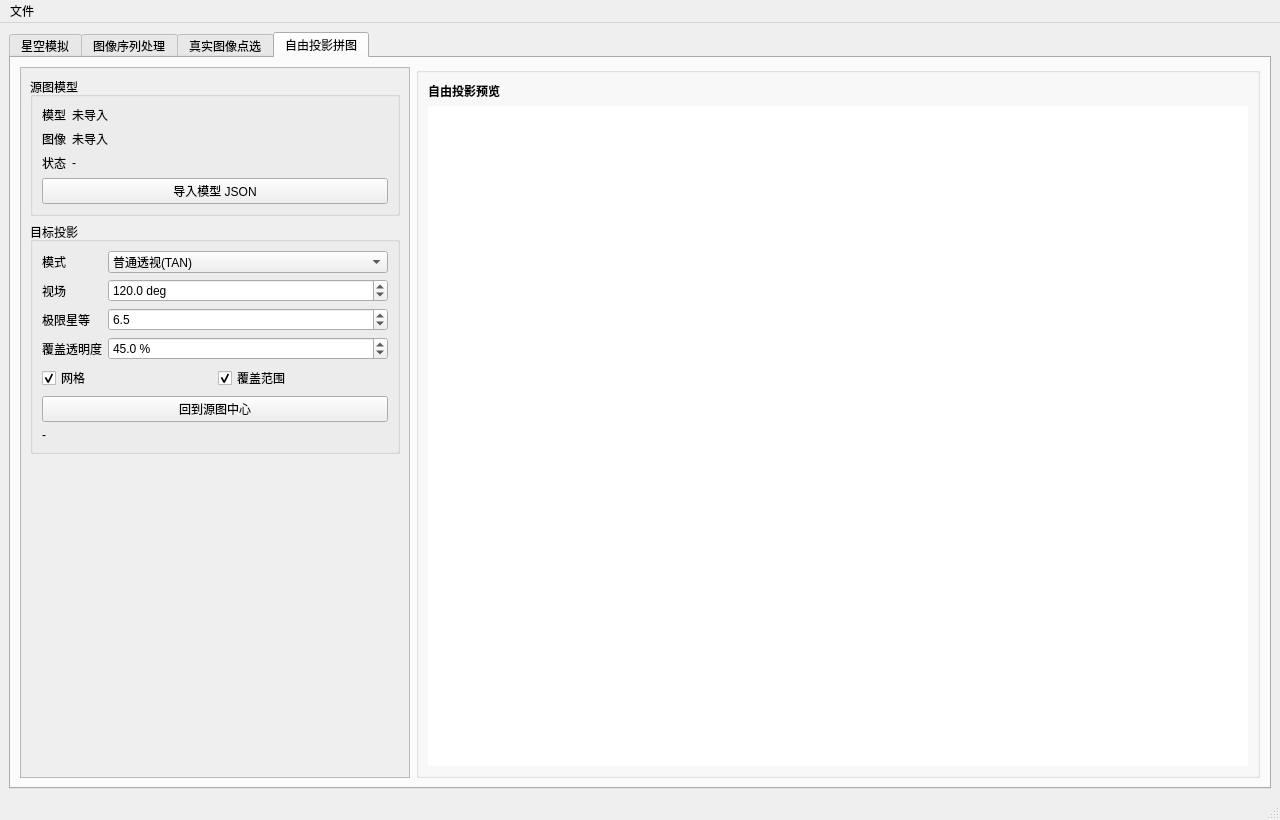
Old version of the form meteoalign/ui/main_window.ui in the repository HG731GZ/HGMeteoTool.
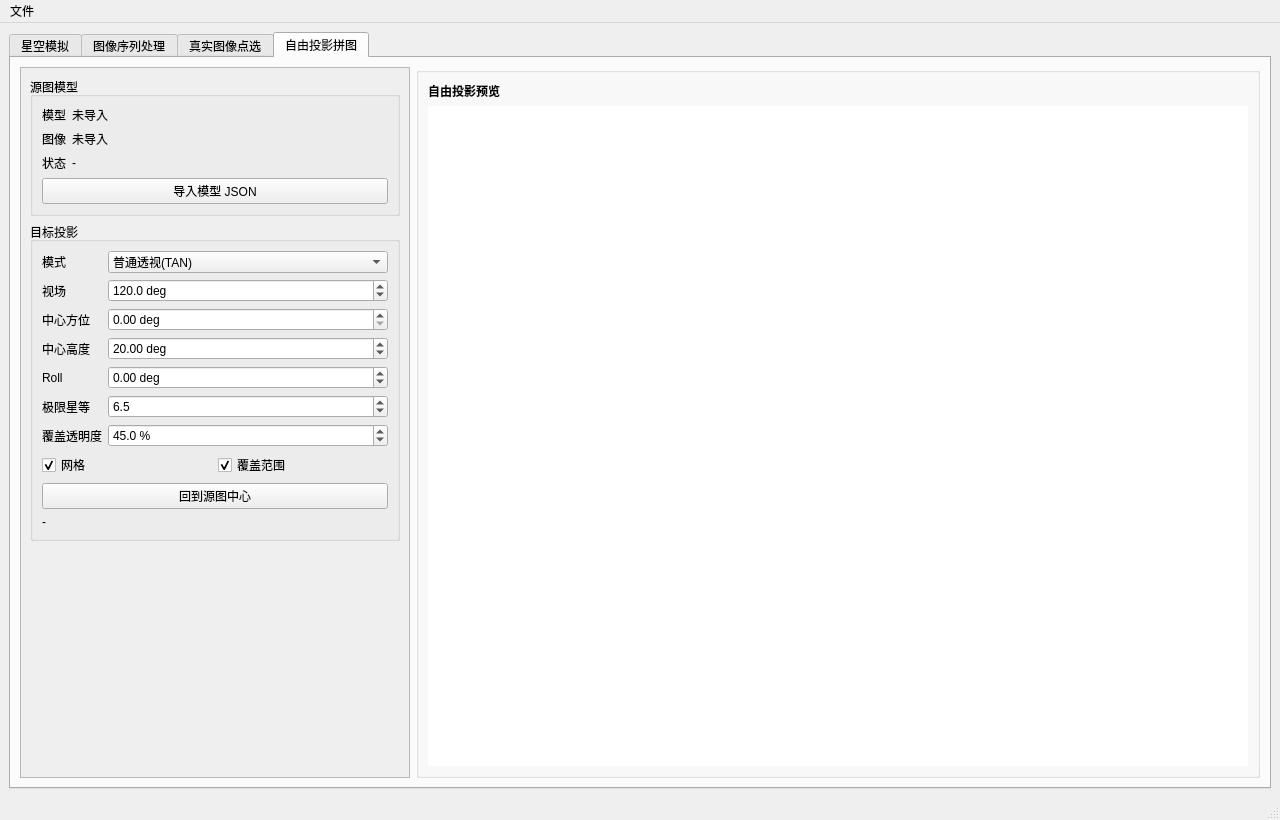
New version of the form. The open tabs and pages were chosen to show the change.

The edit to the form file:
```diff
--- a/meteoalign/ui/main_window.ui
+++ b/meteoalign/ui/main_window.ui
@@ -1827,13 +1827,94 @@
                   </widget>
                  </item>
                  <item row="2" column="0">
+                  <widget class="QLabel" name="labelMosaicAz">
+                   <property name="text">
+                    <string>中心方位</string>
+                   </property>
+                  </widget>
+                 </item>
+                 <item row="2" column="1">
+                  <widget class="QDoubleSpinBox" name="doubleSpinBoxMosaicAz">
+                   <property name="decimals">
+                    <number>2</number>
+                   </property>
+                   <property name="minimum">
+                    <double>0.000000000000000</double>
+                   </property>
+                   <property name="maximum">
+                    <double>359.990000000000009</double>
+                   </property>
+                   <property name="singleStep">
+                    <double>1.000000000000000</double>
+                   </property>
+                   <property name="suffix">
+                    <string> deg</string>
+                   </property>
+                  </widget>
+                 </item>
+                 <item row="3" column="0">
+                  <widget class="QLabel" name="labelMosaicAlt">
+                   <property name="text">
+                    <string>中心高度</string>
+                   </property>
+                  </widget>
+                 </item>
+                 <item row="3" column="1">
+                  <widget class="QDoubleSpinBox" name="doubleSpinBoxMosaicAlt">
+                   <property name="decimals">
+                    <number>2</number>
+                   </property>
+                   <property name="minimum">
+                    <double>-90.000000000000000</double>
+                   </property>
+                   <property name="maximum">
+                    <double>90.000000000000000</double>
+                   </property>
+                   <property name="singleStep">
+                    <double>1.000000000000000</double>
+                   </property>
+                   <property name="value">
+                    <double>20.000000000000000</double>
+                   </property>
+                   <property name="suffix">
+                    <string> deg</string>
+                   </property>
+                  </widget>
+                 </item>
+                 <item row="4" column="0">
+                  <widget class="QLabel" name="labelMosaicRoll">
+                   <property name="text">
+                    <string>Roll</string>
+                   </property>
+                  </widget>
+                 </item>
+                 <item row="4" column="1">
+                  <widget class="QDoubleSpinBox" name="doubleSpinBoxMosaicRoll">
+                   <property name="decimals">
+                    <number>2</number>
+                   </property>
+                   <property name="minimum">
+                    <double>-180.000000000000000</double>
+                   </property>
+                   <property name="maximum">
+                    <double>180.000000000000000</double>
+                   </property>
+                   <property name="singleStep">
+                    <double>1.000000000000000</double>
+                   </property>
+                   <property name="suffix">
+                    <string> deg</string>
+                   </property>
+                  </widget>
+                 </item>
+                 <item row="5" column="0">
                   <widget class="QLabel" name="labelMosaicMagLimit">
                    <property name="text">
                     <string>极限星等</string>
                    </property>
                   </widget>
                  </item>
-                 <item row="2" column="1">
+                 <item row="5" column="1">
                   <widget class="QDoubleSpinBox" name="doubleSpinBoxMosaicMagLimit">
                    <property name="decimals">
                     <number>1</number>
@@ -1852,14 +1933,14 @@
                    </property>
                   </widget>
                  </item>
-                 <item row="3" column="0">
+                 <item row="6" column="0">
                   <widget class="QLabel" name="labelMosaicCoverageOpacity">
                    <property name="text">
                     <string>覆盖透明度</string>
                    </property>
                   </widget>
                  </item>
-                 <item row="3" column="1">
+                 <item row="6" column="1">
                   <widget class="QDoubleSpinBox" name="doubleSpinBoxMosaicCoverageOpacity">
                    <property name="decimals">
                     <number>1</number>
```
